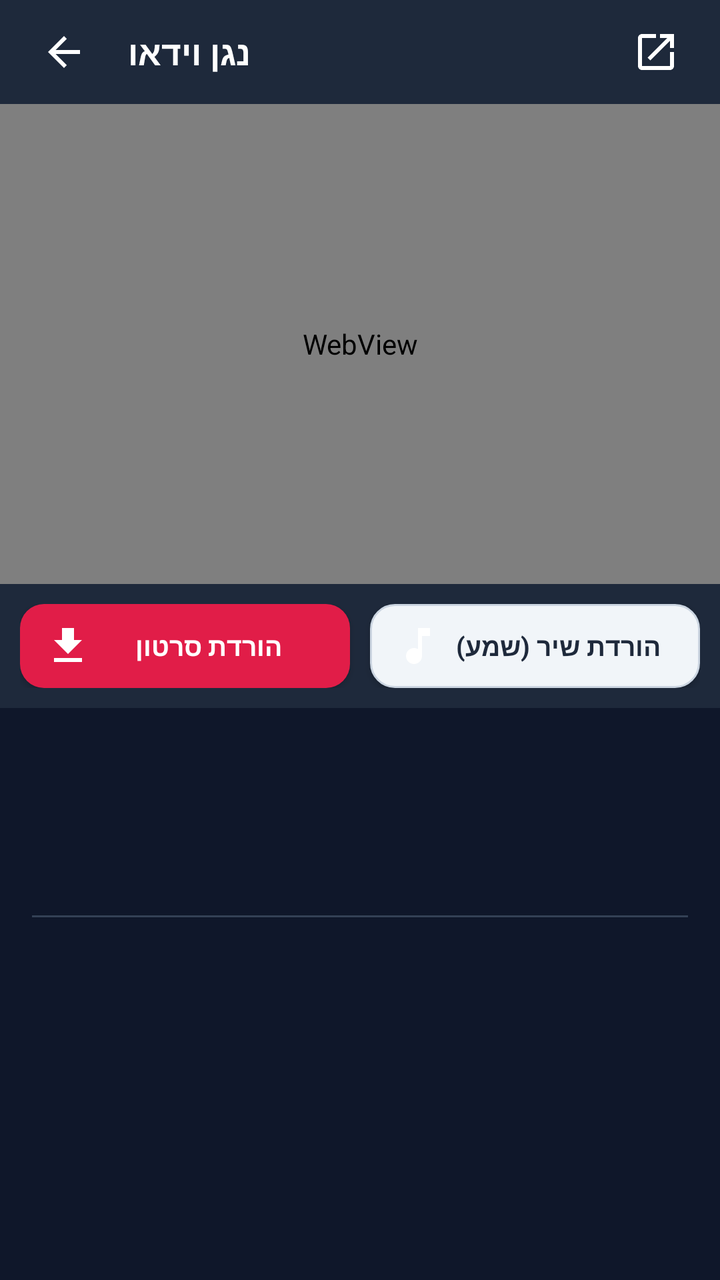
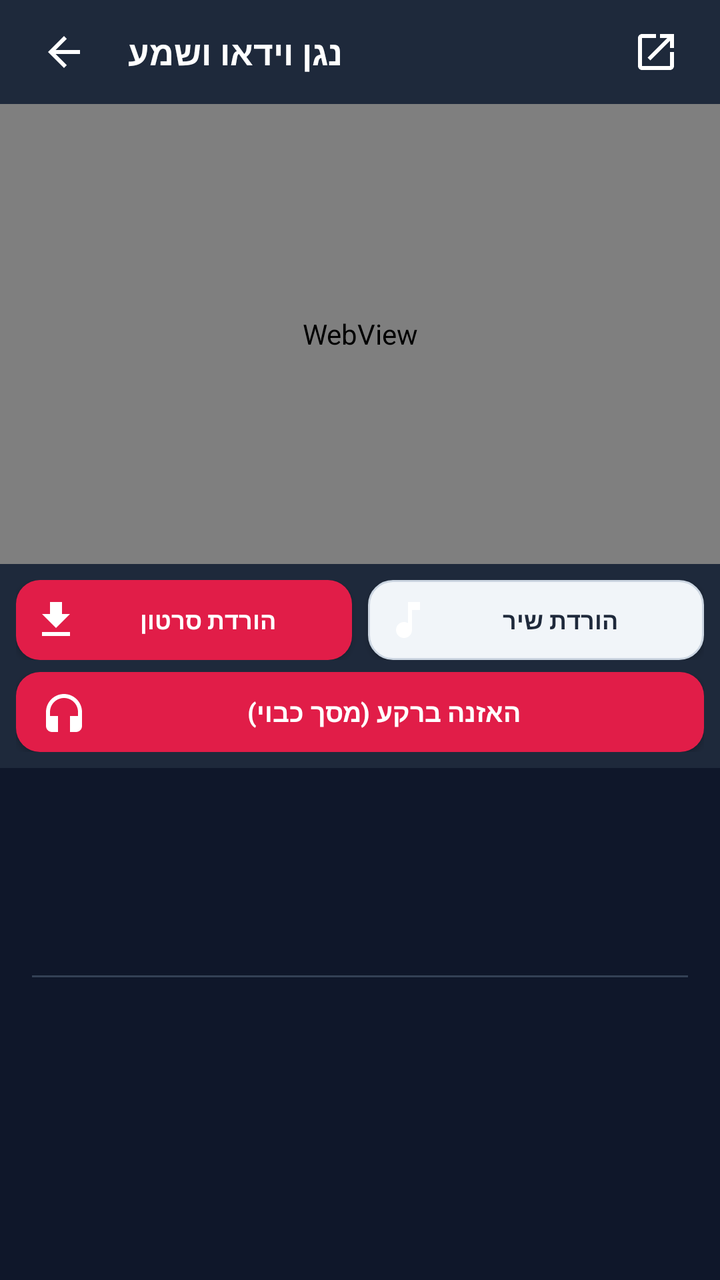

The first picture is an Android layout as it rendered before a commit; the second is the same layout after the commit. The layout source and the unified diff follow.
<!-- AndroidManifest.xml: application theme android:Theme.Material.Light.NoActionBar -->
<!-- res/layout/activity_player.xml -->
<?xml version="1.0" encoding="utf-8"?>
<FrameLayout xmlns:android="http://schemas.android.com/apk/res/android"
    android:layout_width="match_parent"
    android:layout_height="match_parent"
    android:background="#0F172A">

    <LinearLayout
        android:layout_width="match_parent"
        android:layout_height="match_parent"
        android:orientation="vertical">

        
        <RelativeLayout
            android:layout_width="match_parent"
            android:layout_height="52dp"
            android:background="#1E293B"
            android:paddingStart="12dp"
            android:paddingEnd="12dp">

            <ImageButton
                android:id="@+id/btnPlayerBack"
                android:layout_width="40dp"
                android:layout_height="40dp"
                android:layout_centerVertical="true"
                android:background="?android:attr/selectableItemBackgroundBorderless"
                android:contentDescription="חזור"
                android:src="@drawable/ic_back" />

            <TextView
                android:layout_width="wrap_content"
                android:layout_height="wrap_content"
                android:layout_centerVertical="true"
                android:layout_marginStart="12dp"
                android:layout_toEndOf="@id/btnPlayerBack"
                android:text="@string/player_title"
                android:textColor="#FFFFFF"
                android:textSize="17sp"
                android:textStyle="bold" />

            <ImageButton
                android:id="@+id/btnExternalOpen"
                android:layout_width="40dp"
                android:layout_height="40dp"
                android:layout_alignParentEnd="true"
                android:layout_centerVertical="true"
                android:background="?android:attr/selectableItemBackgroundBorderless"
                android:contentDescription="פתח באפליקציה חיצונית"
                android:src="@drawable/ic_external" />
        </RelativeLayout>

        
        <FrameLayout
            android:id="@+id/flPlayerContainer"
            android:layout_width="match_parent"
            android:layout_height="240dp"
            android:background="#000000">

            <WebView
                android:id="@+id/webViewPlayer"
                android:layout_width="match_parent"
                android:layout_height="match_parent" />

            <ProgressBar
                android:id="@+id/pbPlayerLoading"
                android:layout_width="wrap_content"
                android:layout_height="wrap_content"
                android:layout_gravity="center"
                android:visibility="gone" />
        </FrameLayout>

        
        <LinearLayout
            android:layout_width="match_parent"
            android:layout_height="wrap_content"
            android:background="#1E293B"
            android:gravity="center_vertical"
            android:orientation="horizontal"
            android:padding="10dp">

            <Button
                android:id="@+id/btnDownloadVideo"
                android:layout_width="0dp"
                android:layout_height="42dp"
                android:layout_weight="1"
                android:background="@drawable/bg_button"
                android:drawableStart="@drawable/ic_download"
                android:paddingStart="12dp"
                android:paddingEnd="12dp"
                android:text="@string/btn_download_video"
                android:textColor="#FFFFFF"
                android:textSize="13sp"
                android:textStyle="bold" />

            <Button
                android:id="@+id/btnDownloadAudio"
                android:layout_width="0dp"
                android:layout_height="42dp"
                android:layout_marginStart="10dp"
                android:layout_weight="1"
                android:background="@drawable/bg_button_secondary"
                android:drawableStart="@drawable/ic_music"
                android:paddingStart="12dp"
                android:paddingEnd="12dp"
                android:text="@string/btn_download_audio"
                android:textColor="#1E293B"
                android:textSize="13sp"
                android:textStyle="bold" />

            <ProgressBar
                android:id="@+id/pbDownloadLoading"
                android:layout_width="28dp"
                android:layout_height="28dp"
                android:layout_marginStart="8dp"
                android:visibility="gone" />
        </LinearLayout>

        
        <ScrollView
            android:layout_width="match_parent"
            android:layout_height="0dp"
            android:layout_weight="1"
            android:padding="16dp">

            <LinearLayout
                android:layout_width="match_parent"
                android:layout_height="wrap_content"
                android:orientation="vertical">

                <TextView
                    android:id="@+id/tvPlayerTitle"
                    android:layout_width="match_parent"
                    android:layout_height="wrap_content"
                    android:lineSpacingExtra="3dp"
                    android:textColor="#F8FAFC"
                    android:textSize="18sp"
                    android:textStyle="bold" />

                <TextView
                    android:id="@+id/tvPlayerChannel"
                    android:layout_width="match_parent"
                    android:layout_height="wrap_content"
                    android:layout_marginTop="8dp"
                    android:textColor="#E11D48"
                    android:textSize="14sp"
                    android:textStyle="bold" />

                <TextView
                    android:id="@+id/tvPlayerDate"
                    android:layout_width="match_parent"
                    android:layout_height="wrap_content"
                    android:layout_marginTop="4dp"
                    android:textColor="#94A3B8"
                    android:textSize="12sp" />

                <View
                    android:layout_width="match_parent"
                    android:layout_height="1dp"
                    android:layout_marginTop="16dp"
                    android:layout_marginBottom="16dp"
                    android:background="#334155" />

                <TextView
                    android:id="@+id/tvPlayerDescription"
                    android:layout_width="match_parent"
                    android:layout_height="wrap_content"
                    android:lineSpacingExtra="4dp"
                    android:textColor="#CBD5E1"
                    android:textSize="14sp" />
            </LinearLayout>
        </ScrollView>

    </LinearLayout>

    
    <FrameLayout
        android:id="@+id/flFullscreenContainer"
        android:layout_width="match_parent"
        android:layout_height="match_parent"
        android:background="#000000"
        android:visibility="gone" />

</FrameLayout>
<!-- resources referenced by this layout -->
<resources>
  <!-- drawable bg_button (drawable) -->
  <?xml version="1.0" encoding="utf-8"?>
  <shape xmlns:android="http://schemas.android.com/apk/res/android"
      android:shape="rectangle">
      <solid android:color="#E11D48" />
      <corners android:radius="12dp" />
  </shape>
  <!-- drawable bg_button_secondary (drawable) -->
  <?xml version="1.0" encoding="utf-8"?>
  <shape xmlns:android="http://schemas.android.com/apk/res/android"
      android:shape="rectangle">
      <solid android:color="#F1F5F9" />
      <corners android:radius="12dp" />
      <stroke
          android:width="1dp"
          android:color="#CBD5E1" />
  </shape>
  <!-- drawable ic_back (drawable) -->
  <vector xmlns:android="http://schemas.android.com/apk/res/android"
      android:width="24dp"
      android:height="24dp"
      android:viewportWidth="24"
      android:viewportHeight="24">
      <path
          android:fillColor="#FFFFFF"
          android:pathData="M20,11H7.83l5.59,-5.59L12,4l-8,8 8,8 1.41,-1.41L7.83,13H20v-2z"/>
  </vector>
  <!-- drawable ic_download (drawable) -->
  <vector xmlns:android="http://schemas.android.com/apk/res/android"
      android:width="24dp"
      android:height="24dp"
      android:viewportWidth="24"
      android:viewportHeight="24">
      <path
          android:fillColor="#FFFFFF"
          android:pathData="M19,9h-4V3H9v6H5l7,7 7,-7zM5,18v2h14v-2H5z"/>
  </vector>
  <!-- drawable ic_external (drawable) -->
  <vector xmlns:android="http://schemas.android.com/apk/res/android"
      android:width="24dp"
      android:height="24dp"
      android:viewportWidth="24"
      android:viewportHeight="24">
      <path
          android:fillColor="#FFFFFF"
          android:pathData="M19,19H5V5h7V3H5c-1.11,0 -2,0.9 -2,2v14c0,1.1 0.89,2 2,2h14c1.1,0 2,-0.9 2,-2v-7h-2v7zM14,3v2h3.59l-9.83,9.83 1.41,1.41L19,6.41V10h2V3h-7z"/>
  </vector>
  <!-- drawable ic_music (drawable) -->
  <vector xmlns:android="http://schemas.android.com/apk/res/android"
      android:width="24dp"
      android:height="24dp"
      android:viewportWidth="24"
      android:viewportHeight="24">
      <path
          android:fillColor="#FFFFFF"
          android:pathData="M12,3v10.55c-0.59,-0.34 -1.27,-0.55 -2,-0.55 -2.21,0 -4,1.79 -4,4s1.79,4 4,4 4,-1.79 4,-4V7h4V3h-6z"/>
  </vector>
  <string name="btn_download_audio">הורדת שיר (שמע)</string>
  <string name="btn_download_video">הורדת סרטון</string>
  <string name="player_title">נגן וידאו</string>
</resources>

<!-- the commit's change to res/layout/activity_player.xml (unified diff, before → after) -->
@@ -52,7 +52,7 @@
         <FrameLayout
             android:id="@+id/flPlayerContainer"
             android:layout_width="match_parent"
-            android:layout_height="240dp"
+            android:layout_height="230dp"
             android:background="#000000">
 
             <WebView
@@ -74,44 +74,72 @@
             android:layout_height="wrap_content"
             android:background="#1E293B"
             android:gravity="center_vertical"
-            android:orientation="horizontal"
-            android:padding="10dp">
-
-            <Button
-                android:id="@+id/btnDownloadVideo"
-                android:layout_width="0dp"
-                android:layout_height="42dp"
-                android:layout_weight="1"
-                android:background="@drawable/bg_button"
-                android:drawableStart="@drawable/ic_download"
-                android:paddingStart="12dp"
-                android:paddingEnd="12dp"
-                android:text="@string/btn_download_video"
-                android:textColor="#FFFFFF"
-                android:textSize="13sp"
-                android:textStyle="bold" />
-
-            <Button
-                android:id="@+id/btnDownloadAudio"
-                android:layout_width="0dp"
-                android:layout_height="42dp"
-                android:layout_marginStart="10dp"
-                android:layout_weight="1"
-                android:background="@drawable/bg_button_secondary"
-                android:drawableStart="@drawable/ic_music"
-                android:paddingStart="12dp"
-                android:paddingEnd="12dp"
-                android:text="@string/btn_download_audio"
-                android:textColor="#1E293B"
-                android:textSize="13sp"
-                android:textStyle="bold" />
-
-            <ProgressBar
-                android:id="@+id/pbDownloadLoading"
-                android:layout_width="28dp"
-                android:layout_height="28dp"
-                android:layout_marginStart="8dp"
-                android:visibility="gone" />
+            android:orientation="vertical"
+            android:padding="8dp">
+
+            <LinearLayout
+                android:layout_width="match_parent"
+                android:layout_height="wrap_content"
+                android:orientation="horizontal">
+
+                <Button
+                    android:id="@+id/btnDownloadVideo"
+                    android:layout_width="0dp"
+                    android:layout_height="40dp"
+                    android:layout_weight="1"
+                    android:background="@drawable/bg_button"
+                    android:drawableStart="@drawable/ic_download"
+                    android:paddingStart="8dp"
+                    android:paddingEnd="8dp"
+                    android:text="@string/btn_download_video"
+                    android:textColor="#FFFFFF"
+                    android:textSize="12sp"
+                    android:textStyle="bold" />
+
+                <Button
+                    android:id="@+id/btnDownloadAudio"
+                    android:layout_width="0dp"
+                    android:layout_height="40dp"
+                    android:layout_marginStart="8dp"
+                    android:layout_weight="1"
+                    android:background="@drawable/bg_button_secondary"
+                    android:drawableStart="@drawable/ic_music"
+                    android:paddingStart="8dp"
+                    android:paddingEnd="8dp"
+                    android:text="@string/btn_download_audio"
+                    android:textColor="#1E293B"
+                    android:textSize="12sp"
+                    android:textStyle="bold" />
+            </LinearLayout>
+
+            <LinearLayout
+                android:layout_width="match_parent"
+                android:layout_height="wrap_content"
+                android:layout_marginTop="6dp"
+                android:gravity="center_vertical"
+                android:orientation="horizontal">
+
+                <Button
+                    android:id="@+id/btnBackgroundListen"
+                    android:layout_width="0dp"
+                    android:layout_height="40dp"
+                    android:layout_weight="1"
+                    android:background="@drawable/bg_button"
+                    android:drawableStart="@drawable/ic_headphones"
+                    android:paddingStart="12dp"
+                    android:paddingEnd="12dp"
+                    android:text="@string/btn_background_listen"
+                    android:textColor="#FFFFFF"
+                    android:textSize="13sp"
+                    android:textStyle="bold" />
+
+                <ProgressBar
+                    android:id="@+id/pbDownloadLoading"
+                    android:layout_width="28dp"
+                    android:layout_height="28dp"
+                    android:layout_marginStart="8dp"
+                    android:visibility="gone" />
+            </LinearLayout>
         </LinearLayout>
 
         
<!-- resource entries referenced after the edit -->
@@ -47,6 +47,16 @@
           android:fillColor="#FFFFFF"
           android:pathData="M19,19H5V5h7V3H5c-1.11,0 -2,0.9 -2,2v14c0,1.1 0.89,2 2,2h14c1.1,0 2,-0.9 2,-2v-7h-2v7zM14,3v2h3.59l-9.83,9.83 1.41,1.41L19,6.41V10h2V3h-7z"/>
   </vector>
+  <!-- drawable ic_headphones (drawable) -->
+  <vector xmlns:android="http://schemas.android.com/apk/res/android"
+      android:width="24dp"
+      android:height="24dp"
+      android:viewportWidth="24"
+      android:viewportHeight="24">
+      <path
+          android:fillColor="#FFFFFF"
+          android:pathData="M12,3c-4.97,0 -9,4.03 -9,9v7c0,1.66 1.34,3 3,3h3v-8H5v-2c0,-3.87 3.13,-7 7,-7s7,3.13 7,7v2h-4v8h3c1.66,0 3,-1.34 3,-3v-7c0,-4.97 -4.03,-9 -9,-9z"/>
+  </vector>
   <!-- drawable ic_music (drawable) -->
   <vector xmlns:android="http://schemas.android.com/apk/res/android"
       android:width="24dp"
@@ -57,8 +67,9 @@
           android:fillColor="#FFFFFF"
           android:pathData="M12,3v10.55c-0.59,-0.34 -1.27,-0.55 -2,-0.55 -2.21,0 -4,1.79 -4,4s1.79,4 4,4 4,-1.79 4,-4V7h4V3h-6z"/>
   </vector>
-  <string name="btn_download_audio">הורדת שיר (שמע)</string>
+  <string name="btn_background_listen">האזנה ברקע (מסך כבוי)</string>
+  <string name="btn_download_audio">הורדת שיר</string>
   <string name="btn_download_video">הורדת סרטון</string>
-  <string name="player_title">נגן וידאו</string>
+  <string name="player_title">נגן וידאו ושמע</string>
 </resources>
 
